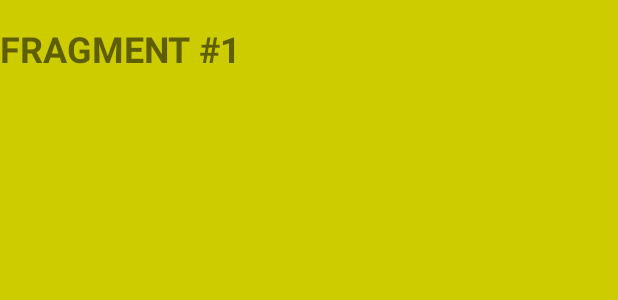
After one commit to sergitrujillo/ItProjectAndroidExecises, an Android app: the layout fragment1.xml on its own in the app's theme, with its tools: preview values and no code run, on a phone screen of 412 x 824 dp. The commit adds this screen. Shown: the top 300 px of the screen. Run offline under Robolectric (Android 15) with nearby library versions, the phone set to English and light mode, and no system bars.

Commit message:
Create 2 static fragments

```diff
--- a/app/build.gradle
+++ b/app/build.gradle
@@ -27,6 +27,7 @@ dependencies {
     implementation fileTree(dir: 'libs', include: ['*.jar'])
     implementation 'androidx.appcompat:appcompat:1.1.0'
     implementation 'androidx.constraintlayout:constraintlayout:1.1.3'
+    implementation 'androidx.legacy:legacy-support-v4:1.0.0'
     testImplementation 'junit:junit:4.12'
     androidTestImplementation 'androidx.test:runner:1.2.0'
     androidTestImplementation 'androidx.test.espresso:espresso-core:3.2.0'
--- a/app/src/main/AndroidManifest.xml
+++ b/app/src/main/AndroidManifest.xml
@@ -11,7 +11,8 @@
         android:roundIcon="@mipmap/ic_launcher_round"
         android:supportsRtl="true"
         android:theme="@style/AppTheme">
-        <activity android:name=".UserActivity"/>
+        <activity android:name=".MyAdapterActivity"></activity>
+        <activity android:name=".UserActivity" />
         <activity android:name=".AdaptersActivity" />
         <activity android:name=".MainIntentsActivity" />
         <activity android:name=".GetNumberActivity" />
@@ -19,7 +20,7 @@
         <activity android:name=".MessageObjActivity" />
         <activity android:name=".SendMessageActivity" />
         <activity android:name=".SendMessageObjActivity" />
-        <activity android:name=".MyAdapterActivity">
+        <activity android:name=".fragments.FragmentsActivity">
             <intent-filter>
                 <action android:name="android.intent.action.MAIN" />
 
--- /dev/null
+++ b/app/src/main/res/layout/fragment1.xml
@@ -0,0 +1,20 @@
+<?xml version="1.0" encoding="utf-8"?>
+
+
+<LinearLayout xmlns:android="http://schemas.android.com/apk/res/android"
+    xmlns:tools="http://schemas.android.com/tools"
+    android:layout_width="match_parent"
+    android:layout_height="match_parent"
+    android:background="#CCCC00"
+    android:orientation="vertical"
+    android:paddingTop="16dp"
+    tools:context=".fragments.Fragment1">
+
+    <TextView
+        android:id="@+id/textView"
+        android:layout_width="match_parent"
+        android:layout_height="wrap_content"
+        android:text="FRAGMENT #1"
+        android:textSize="24sp"
+        android:textStyle="normal|bold" />
+</LinearLayout>
--- a/app/src/main/res/values/strings.xml
+++ b/app/src/main/res/values/strings.xml
@@ -44,4 +44,7 @@
         <item>Number - 9</item>
         <item>Number - 10</item>
     </string-array>
+
+    <!-- TODO: Remove or change this placeholder text -->
+    <string name="hello_blank_fragment">Hello blank fragment</string>
 </resources>
```
Also changed, not shown: app/src/main/java/cat/udl/itproject/itsampleapp/fragments/Fragment1.java (added, +23 -0 lines), app/src/main/java/cat/udl/itproject/itsampleapp/fragments/Fragment2.java (added, +24 -0 lines), app/src/main/java/cat/udl/itproject/itsampleapp/fragments/FragmentsActivity.java (added, +16 -0 lines), app/src/main/res/layout/activity_fragments.xml (added, +25 -0 lines), app/src/main/res/layout/fragment2.xml (added, +15 -0 lines).
